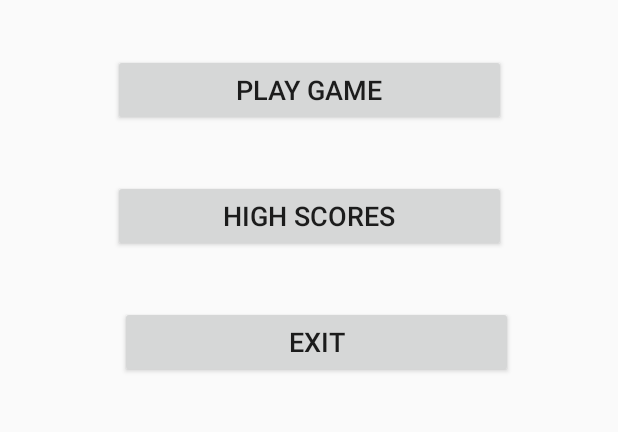
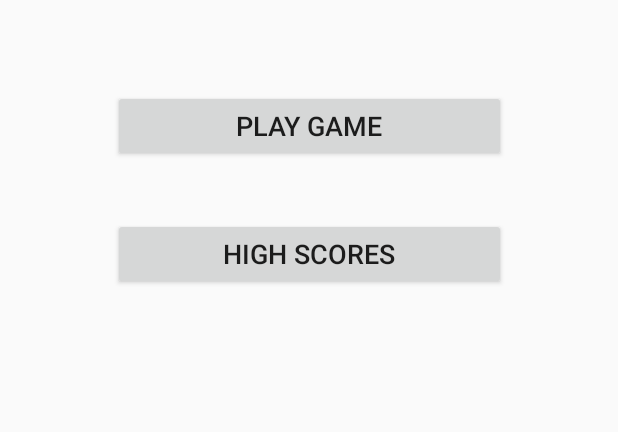
Before and after one commit to mjdall/BallFling, an Android app: the screen it shows after launch (HomeScreen), on a phone screen of 412 x 824 dp, the part 233-665 px from its top. Run offline under Robolectric (Android 15) with nearby library versions, the phone set to English and light mode, and no system bars.

Commit message:
Removed exit button

```diff
--- a/app/src/main/res/layout/home_screen.xml
+++ b/app/src/main/res/layout/home_screen.xml
@@ -30,47 +30,29 @@
             app:layout_constraintTop_toTopOf="parent" />
 
         <Button
-            android:id="@+id/button"
+            android:id="@+id/button3"
             android:layout_width="262dp"
-            android:layout_height="48dp"
+            android:layout_height="wrap_content"
+            android:layout_marginBottom="8dp"
+            android:layout_marginEnd="8dp"
             android:layout_marginStart="8dp"
-            android:layout_marginLeft="8dp"
-            android:layout_marginTop="36dp"
-            android:layout_marginEnd="8dp"
-            android:layout_marginRight="8dp"
-            android:layout_marginBottom="8dp"
-            android:text="@string/exit_Game"
+            android:layout_marginTop="16dp"
+            android:onClick="goToHighscores"
+            android:text="@string/high_scores"
             android:textSize="18sp"
             app:layout_constraintBottom_toBottomOf="parent"
             app:layout_constraintEnd_toEndOf="parent"
-            app:layout_constraintHorizontal_bias="0.537"
             app:layout_constraintStart_toStartOf="parent"
-            app:layout_constraintTop_toBottomOf="@+id/button3"
-            app:layout_constraintVertical_bias="0.0" />
-
-        <Button
-            android:id="@+id/button3"
-            android:layout_width="262dp"
-            android:layout_height="wrap_content"
-            android:layout_marginStart="8dp"
-            android:layout_marginLeft="8dp"
-            android:layout_marginTop="36dp"
-            android:layout_marginEnd="8dp"
-            android:layout_marginRight="8dp"
-            android:onClick="goToHighscores"
-            android:text="@string/high_scores"
-            android:textSize="18sp"
-            app:layout_constraintEnd_toEndOf="parent"
-            app:layout_constraintStart_toStartOf="parent"
-            app:layout_constraintTop_toBottomOf="@+id/button2" />
+            app:layout_constraintTop_toBottomOf="@+id/button2"
+            app:layout_constraintVertical_bias="0.043" />
 
         <Button
             android:id="@+id/button2"
             android:layout_width="262dp"
             android:layout_height="wrap_content"
+            android:layout_marginEnd="8dp"
             android:layout_marginStart="8dp"
-            android:layout_marginTop="36dp"
-            android:layout_marginEnd="8dp"
+            android:layout_marginTop="60dp"
             android:onClick="goToGame"
             android:text="@string/play_game"
             android:textSize="18sp"
```
